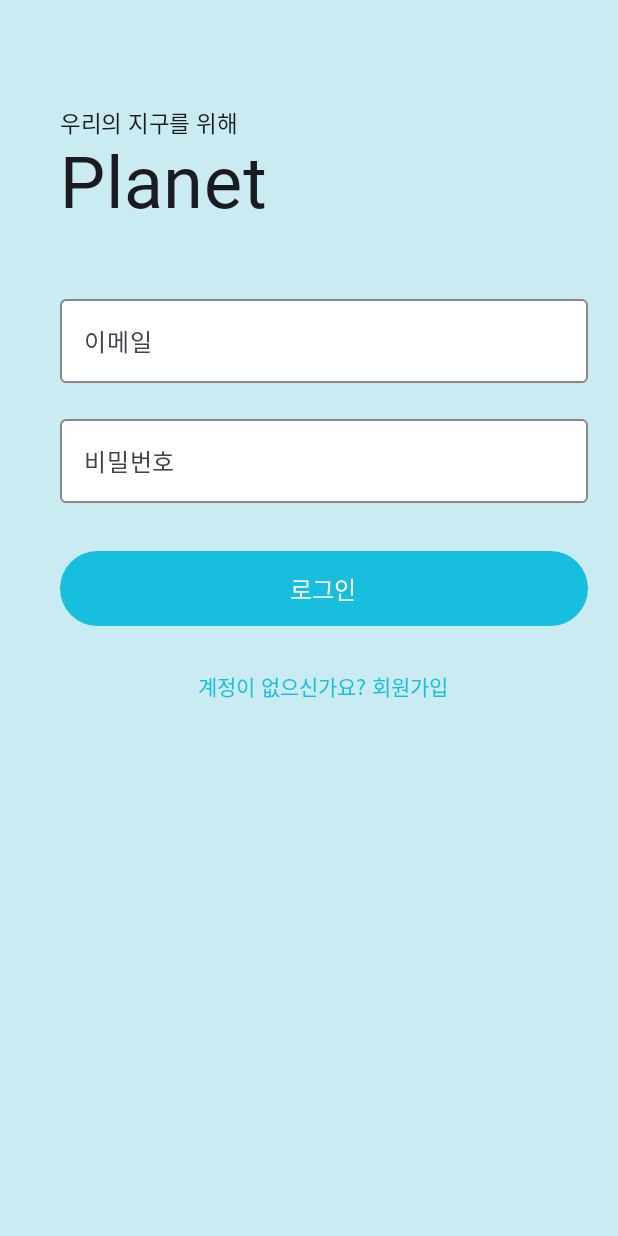
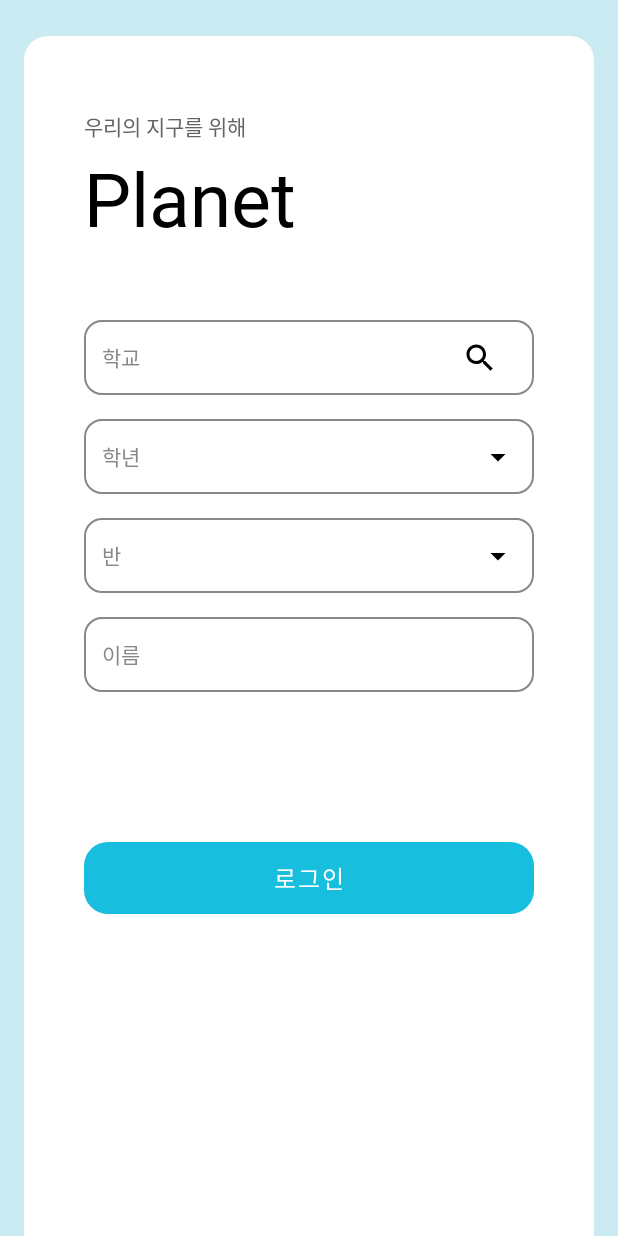
Before and after one commit to yena0310/Planet, an Android app built with Jetpack Compose: the composable LoginScreen shown on its own in the app's theme, on a phone screen of 412 x 824 dp. Run offline under Robolectric (Android 15) with nearby library versions, the phone set to English and light mode, and no system bars; network calls fail; Roboto replaces fonts that are not available here.

Commit message:
LoginScreen ui 변경

```diff
--- a/app/src/main/java/com/example/planet/MainActivity.kt
+++ b/app/src/main/java/com/example/planet/MainActivity.kt
@@ -197,7 +197,7 @@ class MainActivity : ComponentActivity() {
                             modifier = Modifier.padding(innerPadding)
                                 .background(Color(0xFFCAEBF1))//배경색 지정
                         ) {
-                            composable("login") { LoginScreen(navController) }
+                            composable("login") { LoginScreen({}, navController) }
                             composable("home") { HomeScreen(navController) }
                             composable("quiz") { StudyQuizPage(navController) }
                             composable("rank") { LeaderboardScreen(navController) }
--- a/app/src/main/java/com/example/planet/ui/LoginScreen.kt
+++ b/app/src/main/java/com/example/planet/ui/LoginScreen.kt
@@ -1,175 +1,247 @@
 package com.example.planet.ui
 
 import androidx.compose.foundation.background
+import androidx.compose.foundation.border
+import androidx.compose.foundation.clickable
+import androidx.compose.foundation.layout.Box
 import androidx.compose.foundation.layout.Column
+import androidx.compose.foundation.layout.Row
 import androidx.compose.foundation.layout.Spacer
 import androidx.compose.foundation.layout.fillMaxSize
 import androidx.compose.foundation.layout.fillMaxWidth
 import androidx.compose.foundation.layout.height
 import androidx.compose.foundation.layout.padding
-import androidx.compose.foundation.layout.size
-import androidx.compose.material3.Button
-import androidx.compose.material3.ButtonDefaults
-import androidx.compose.material3.CircularProgressIndicator
-import androidx.compose.material3.OutlinedTextField
-import androidx.compose.material3.Text
-import androidx.compose.material3.TextButton
-import androidx.compose.material3.TextFieldDefaults
+import androidx.compose.foundation.shape.RoundedCornerShape
+import androidx.compose.foundation.text.BasicTextField
+import androidx.compose.material.*
+import androidx.compose.material.icons.Icons
+import androidx.compose.material.icons.filled.ArrowDropDown
+import androidx.compose.material.icons.filled.Search
 import androidx.compose.runtime.Composable
 import androidx.compose.runtime.getValue
 import androidx.compose.runtime.mutableStateOf
 import androidx.compose.runtime.remember
 import androidx.compose.runtime.setValue
+import androidx.compose.ui.Alignment
 import androidx.compose.ui.Modifier
+import androidx.compose.ui.draw.clip
 import androidx.compose.ui.graphics.Color
-import androidx.compose.ui.platform.LocalContext
 import androidx.compose.ui.text.font.Font
 import androidx.compose.ui.text.font.FontFamily
-import androidx.compose.ui.text.input.PasswordVisualTransformation
+import androidx.compose.ui.tooling.preview.Preview
 import androidx.compose.ui.unit.dp
 import androidx.compose.ui.unit.sp
 import androidx.navigation.NavHostController
 import com.example.planet.R
-import com.google.firebase.Firebase
-import com.google.firebase.auth.auth
 
+// navController: NavHostController
+// onLoginClick: () -> Unit = {}
+
+//@Preview
 @Composable
-fun LoginScreen(navController: NavHostController) {
+fun LoginScreen(
+    onLoginClick: () -> Unit = {},
+    navController: NavHostController
+) {
     val pretendardsemibold = FontFamily(Font(R.font.pretendardsemibold))
     val pretendardextrabold = FontFamily(Font(R.font.pretendardsemibold))
 
-    var email by remember { mutableStateOf("") }
-    var password by remember { mutableStateOf("") }
-    var isLoading by remember { mutableStateOf(false) }
-    var errorMessage by remember { mutableStateOf("") }
+    var school by remember { mutableStateOf("") }
+    var name by remember { mutableStateOf("") }
+    var selectedGrade by remember { mutableStateOf("") }
+    var selectedClassNum by remember { mutableStateOf("") }
+    var gradeExpanded by remember { mutableStateOf(false) }
+    var classExpanded by remember { mutableStateOf(false) }
 
-    val auth = Firebase.auth
-    val context = LocalContext.current
-
+    val gradeOptions = listOf("1", "2", "3", "4", "5", "6")
+    val classOptions = listOf("1", "2", "3", "4", "5")
+    Box(
+        modifier = Modifier
+            .fillMaxSize()
+            .background(Color(0xFFCAEBF1))
+    ) {
+        Box(
+            modifier = Modifier
+                .fillMaxWidth()
+                .padding(start = 16.dp, end = 16.dp)
+                .align(Alignment.BottomCenter)
+                .clip(RoundedCornerShape(topStart = 16.dp, topEnd = 16.dp))
+                .background(Color.White)
+                .height(800.dp)
+        ) {
             Column(
                 modifier = Modifier
                     .fillMaxSize()
-            .background(Color(0xFFCAEBF1))
-            .padding(
-                start = 40.dp,
-                end = 20.dp,
-                top = 70.dp
-            )
+                    .padding(horizontal = 40.dp, vertical = 50.dp)
             ) {
                 Text(
                     text = "우리의 지구를 위해",
-            fontSize = 15.sp,
-            fontFamily = pretendardsemibold
+                    color = Color(0xff636363),
+                    fontFamily = pretendardsemibold,
+                    fontSize = 14.sp
                 )
                 Text(
                     text = "Planet",
-            fontSize = 48.sp,
-            fontFamily = pretendardextrabold
+                    fontFamily = pretendardextrabold,
+                    fontSize = 50.sp,
+                    modifier = Modifier.padding(top = 10.dp, bottom = 50.dp)
                 )
 
-        Spacer(modifier = Modifier.height(40.dp))
 
-        // 이메일 입력 필드
-        OutlinedTextField(
-            value = email,
-            onValueChange = { email = it },
-            label = { Text("이메일", fontFamily = pretendardsemibold) },
-            modifier = Modifier.fillMaxWidth(),
-            colors = TextFieldDefaults.colors(
-                focusedContainerColor = Color.White,
-                unfocusedContainerColor = Color.White,
-                focusedIndicatorColor = Color(0xFF18BEDD),
-                unfocusedIndicatorColor = Color.Gray
-            )
-        )
-
-        Spacer(modifier = Modifier.height(16.dp))
-
-        // 비밀번호 입력 필드
-        OutlinedTextField(
-            value = password,
-            onValueChange = { password = it },
-            label = { Text("비밀번호", fontFamily = pretendardsemibold) },
-            modifier = Modifier.fillMaxWidth(),
-            visualTransformation = PasswordVisualTransformation(),
-            colors = TextFieldDefaults.colors(
-                focusedContainerColor = Color.White,
-                unfocusedContainerColor = Color.White,
-                focusedIndicatorColor = Color(0xFF18BEDD),
-                unfocusedIndicatorColor = Color.Gray
-            )
-        )
-
-        if (errorMessage.isNotEmpty()) {
-            Text(
-                text = errorMessage,
-                color = Color.Red,
-                fontSize = 14.sp,
-                fontFamily = pretendardsemibold,
-                modifier = Modifier.padding(top = 8.dp)
-            )
-        }
-
-        Spacer(modifier = Modifier.height(32.dp))
-
-        // 로그인 버튼
-        Button(
-            onClick = {
-                if (email.isBlank() || password.isBlank()) {
-                    errorMessage = "이메일과 비밀번호를 모두 입력해주세요"
-                    return@Button
-                }
-
-                isLoading = true
-                errorMessage = ""
-
-                auth.signInWithEmailAndPassword(email, password)
-                    .addOnCompleteListener { task ->
-                        isLoading = false
-                        if (task.isSuccessful) {
-                            navController.navigate("home") {
-                                popUpTo("login") { inclusive = true }
-                            }
-                        } else {
-                            errorMessage = "로그인에 실패했습니다. 다시 시도해주세요."
-                        }
-                    }
-            },
+                    // 학교 입력 + 검색 아이콘
+                    Box(
                         modifier = Modifier
                             .fillMaxWidth()
-                .height(50.dp),
-            colors = ButtonDefaults.buttonColors(
-                containerColor = Color(0xFF18BEDD)
-            ),
-            enabled = !isLoading
+                            .height(50.dp)
+                            .border(1.dp, Color.Gray, RoundedCornerShape(12.dp))
+                            .padding(horizontal = 12.dp),
+                        contentAlignment = Alignment.CenterStart
                     ) {
-            if (isLoading) {
-                CircularProgressIndicator(
-                    color = Color.White,
-                    modifier = Modifier.size(24.dp)
+                        Row(
+                            verticalAlignment = Alignment.CenterVertically,
+                            modifier = Modifier.fillMaxSize()
+                        ) {
+                            BasicTextField(
+                                value = school,
+                                onValueChange = { school = it },
+                                modifier = Modifier.weight(1f),
+                                singleLine = true,
+                                decorationBox = { innerTextField ->
+                                    if (school.isEmpty()) {
+                                        Text("학교", color = Color.Gray)
+                                    }
+                                    innerTextField()
+                                }
                             )
-            } else {
-                Text(
-                    "로그인",
-                    fontSize = 16.sp,
-                    fontFamily = pretendardsemibold
-                )
+                            IconButton(onClick = { /* TODO : 검색 기능 */ }) {
+                                Icon(Icons.Default.Search, contentDescription = "검색")
+                            }
                         }
                     }
 
                     Spacer(modifier = Modifier.height(16.dp))
 
-        // 회원가입 버튼
-        TextButton(
-            onClick = { /* TODO: 회원가입 화면으로 이동 */ },
-            modifier = Modifier.fillMaxWidth()
+                    // 학년 드롭다운
+                    Box(
+                        modifier = Modifier
+                            .fillMaxWidth()
+                            .height(50.dp)
+                            .border(1.dp, Color.Gray, RoundedCornerShape(12.dp))
+                            .clickable { gradeExpanded = true }
+                            .padding(horizontal = 12.dp),
+                        contentAlignment = Alignment.CenterStart
+                    ) {
+                        Row(
+                            verticalAlignment = Alignment.CenterVertically,
+                            modifier = Modifier.fillMaxSize()
                         ) {
                             Text(
-                "계정이 없으신가요? 회원가입",
-                fontSize = 14.sp,
-                fontFamily = pretendardsemibold,
-                color = Color(0xFF18BEDD)
+                                text = if (selectedGrade.isNotEmpty()) selectedGrade else "학년",
+                                color = if (selectedGrade.isNotEmpty()) Color.Black else Color.Gray
+                            )
+                            Spacer(modifier = Modifier.weight(1f))
+                            Icon(Icons.Default.ArrowDropDown, contentDescription = null)
+                        }
+
+                        DropdownMenu(
+                            expanded = gradeExpanded,
+                            onDismissRequest = { gradeExpanded = false }
+                        ) {
+                            gradeOptions.forEach {
+                                DropdownMenuItem(
+                                    onClick = {
+                                        selectedClassNum = it
+                                        classExpanded = false
+                                    },
+                                    content = {
+                                        Text(it)
+                                    }
                                 )
                             }
                         }
                     }
+
+                    Spacer(modifier = Modifier.height(16.dp))
+
+                    // 반 드롭다운
+                    Box(
+                        modifier = Modifier
+                            .fillMaxWidth()
+                            .height(50.dp)
+                            .border(1.dp, Color.Gray, RoundedCornerShape(12.dp))
+                            .clickable { classExpanded = true }
+                            .padding(horizontal = 12.dp),
+                        contentAlignment = Alignment.CenterStart
+                    ) {
+                        Row(
+                            verticalAlignment = Alignment.CenterVertically,
+                            modifier = Modifier.fillMaxSize()
+                        ) {
+                            Text(
+                                text = if (selectedClassNum.isNotEmpty()) selectedClassNum else "반",
+                                color = if (selectedClassNum.isNotEmpty()) Color.Black else Color.Gray
+                            )
+                            Spacer(modifier = Modifier.weight(1f))
+                            Icon(Icons.Default.ArrowDropDown, contentDescription = null)
+                        }
+
+                        DropdownMenu(
+                            expanded = classExpanded,
+                            onDismissRequest = { classExpanded = false }
+                        ) {
+                            classOptions.forEach {
+                                DropdownMenuItem(
+                                    onClick = {
+                                        selectedClassNum = it
+                                        classExpanded = false
+                                    },
+                                    content = {
+                                        Text(it)
+                                    }
+                                )
+                            }
+                        }
+                    }
+
+                    Spacer(modifier = Modifier.height(16.dp))
+
+                    // 이름 입력
+                    Box(
+                        modifier = Modifier
+                            .fillMaxWidth()
+                            .height(50.dp)
+                            .border(1.dp, Color.Gray, RoundedCornerShape(12.dp))
+                            .padding(horizontal = 12.dp),
+                        contentAlignment = Alignment.CenterStart
+                    ) {
+                        BasicTextField(
+                            value = name,
+                            onValueChange = { name = it },
+                            singleLine = true,
+                            modifier = Modifier.fillMaxWidth(),
+                            decorationBox = { innerTextField ->
+                                if (name.isEmpty()) {
+                                    Text("이름", color = Color.Gray)
+                                }
+                                innerTextField()
+                            }
+                        )
+                    }
+
+                    Spacer(modifier = Modifier.height(100.dp))
+
+                    // 로그인 버튼
+                    Button(
+                        onClick = onLoginClick,
+                        colors = ButtonDefaults.buttonColors(backgroundColor = Color(0xff18BEDD)),
+                        modifier = Modifier
+                            .fillMaxWidth()
+                            .clip(RoundedCornerShape(16.dp))
+                            .height(48.dp),
+                    ) {
+                        Text("로그인", color = Color(0xFFFFFFFF), fontSize = 16.sp, fontFamily = pretendardsemibold)
+                    }
+                }
+            }
+        }
+}
```
Lines whose indentation alone changed are shown as unchanged.
